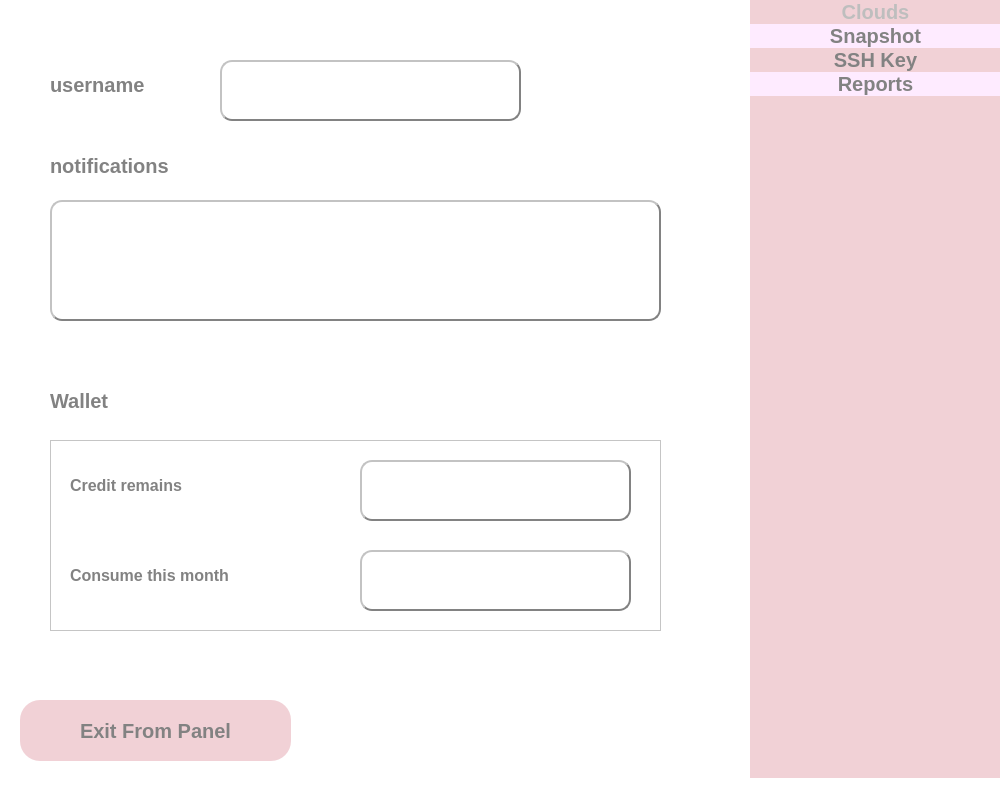
Old version of the form ui/dashboard.ui in the repository vidagharavian/cloud_service.
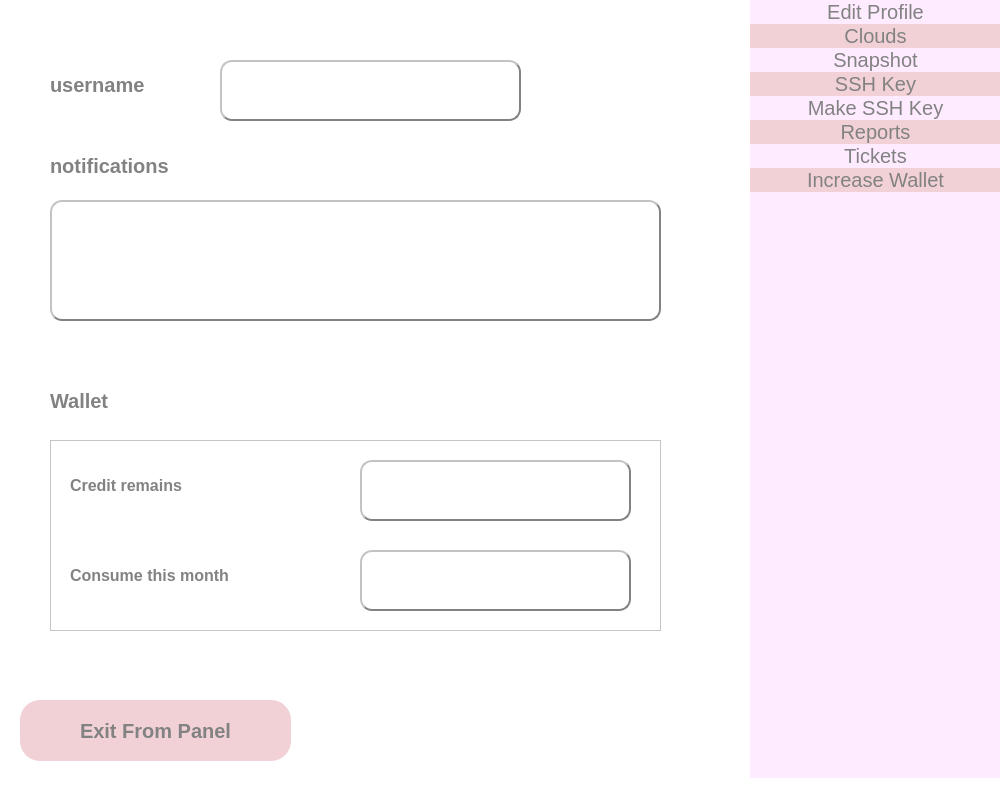
New version of the form.

```diff
--- a/ui/dashboard.ui
+++ b/ui/dashboard.ui
@@ -266,7 +266,7 @@
       <height>781</height>
      </rect>
     </property>
-    <layout class="QVBoxLayout" name="verticalLayout" stretch="0,0,0,0,0">
+    <layout class="QVBoxLayout" name="verticalLayout" stretch="0,0,0,0,0,0,0,0,0">
      <property name="spacing">
       <number>0</number>
      </property>
@@ -276,10 +276,27 @@
      <property name="leftMargin">
       <number>0</number>
      </property>
+     <item>
+      <widget class="QPushButton" name="edit_prof">
+       <property name="font">
+        <font>
+         <pointsize>15</pointsize>
+        </font>
+       </property>
+       <property name="styleSheet">
+        <string notr="true">color: rgb(130, 130, 130);
+border: 0px;
+background-color: rgb(254, 235, 255);</string>
+       </property>
+       <property name="text">
+        <string>Edit Profile</string>
+       </property>
+      </widget>
+     </item>
      <item>
       <widget class="QPushButton" name="bt_cloud">
        <property name="enabled">
-        <bool>false</bool>
+        <bool>true</bool>
        </property>
        <property name="sizePolicy">
         <sizepolicy hsizetype="Expanding" vsizetype="Fixed">
@@ -302,17 +319,24 @@
        <property name="font">
         <font>
          <pointsize>15</pointsize>
-         <weight>75</weight>
-         <bold>true</bold>
+         <weight>50</weight>
+         <bold>false</bold>
         </font>
        </property>
        <property name="styleSheet">
         <string notr="true">background-color: rgb(241, 209, 214);
-border: 0px;</string>
+border: 0px;
+color: rgb(130, 130, 130);</string>
        </property>
        <property name="text">
         <string>Clouds</string>
        </property>
+       <property name="iconSize">
+        <size>
+         <width>12</width>
+         <height>12</height>
+        </size>
+       </property>
        <property name="autoDefault">
         <bool>false</bool>
        </property>
@@ -347,8 +371,8 @@
        <property name="font">
         <font>
          <pointsize>15</pointsize>
-         <weight>75</weight>
-         <bold>true</bold>
+         <weight>50</weight>
+         <bold>false</bold>
         </font>
        </property>
        <property name="styleSheet">
@@ -384,8 +408,8 @@
        <property name="font">
         <font>
          <pointsize>15</pointsize>
-         <weight>75</weight>
-         <bold>true</bold>
+         <weight>50</weight>
+         <bold>false</bold>
         </font>
        </property>
        <property name="styleSheet">
@@ -398,6 +422,23 @@
        </property>
       </widget>
      </item>
+     <item>
+      <widget class="QPushButton" name="make_ssh">
+       <property name="font">
+        <font>
+         <pointsize>15</pointsize>
+        </font>
+       </property>
+       <property name="styleSheet">
+        <string notr="true">color: rgb(130, 130, 130);
+border: 0px;
+background-color: rgb(254, 235, 255);</string>
+       </property>
+       <property name="text">
+        <string>Make SSH Key</string>
+       </property>
+      </widget>
+     </item>
      <item>
       <widget class="QPushButton" name="bt_reports">
        <property name="sizePolicy">
@@ -421,20 +462,56 @@
        <property name="font">
         <font>
          <pointsize>15</pointsize>
-         <weight>75</weight>
-         <bold>true</bold>
+         <weight>50</weight>
+         <bold>false</bold>
         </font>
        </property>
        <property name="styleSheet">
-        <string notr="true">color: rgb(130, 130, 130);
+        <string notr="true">background-color: rgb(241, 209, 214);
 border: 0px;
-background-color: rgb(254, 235, 255);</string>
+color: rgb(130, 130, 130);</string>
        </property>
        <property name="text">
         <string>Reports</string>
        </property>
       </widget>
      </item>
+     <item>
+      <widget class="QPushButton" name="bt_tickets">
+       <property name="font">
+        <font>
+         <pointsize>15</pointsize>
+         <weight>50</weight>
+         <bold>false</bold>
+        </font>
+       </property>
+       <property name="styleSheet">
+        <string notr="true">color: rgb(130, 130, 130);
+border: 0px;
+background-color: rgb(254, 235, 255);</string>
+       </property>
+       <property name="text">
+        <string>Tickets</string>
+       </property>
+      </widget>
+     </item>
+     <item>
+      <widget class="QPushButton" name="inc_wallet">
+       <property name="font">
+        <font>
+         <pointsize>15</pointsize>
+        </font>
+       </property>
+       <property name="styleSheet">
+        <string notr="true">background-color: rgb(241, 209, 214);
+border: 0px;
+color: rgb(130, 130, 130);</string>
+       </property>
+       <property name="text">
+        <string>Increase Wallet</string>
+       </property>
+      </widget>
+     </item>
      <item>
       <widget class="QPushButton" name="pushButton_2">
        <property name="sizePolicy">
@@ -450,9 +527,9 @@
         </size>
        </property>
        <property name="styleSheet">
-        <string notr="true">background-color: rgb(241, 209, 214);
+        <string notr="true">color: rgb(130, 130, 130);
 border: 0px;
-color: rgb(130, 130, 130);</string>
+background-color: rgb(254, 235, 255);</string>
        </property>
        <property name="text">
         <string/>
```
